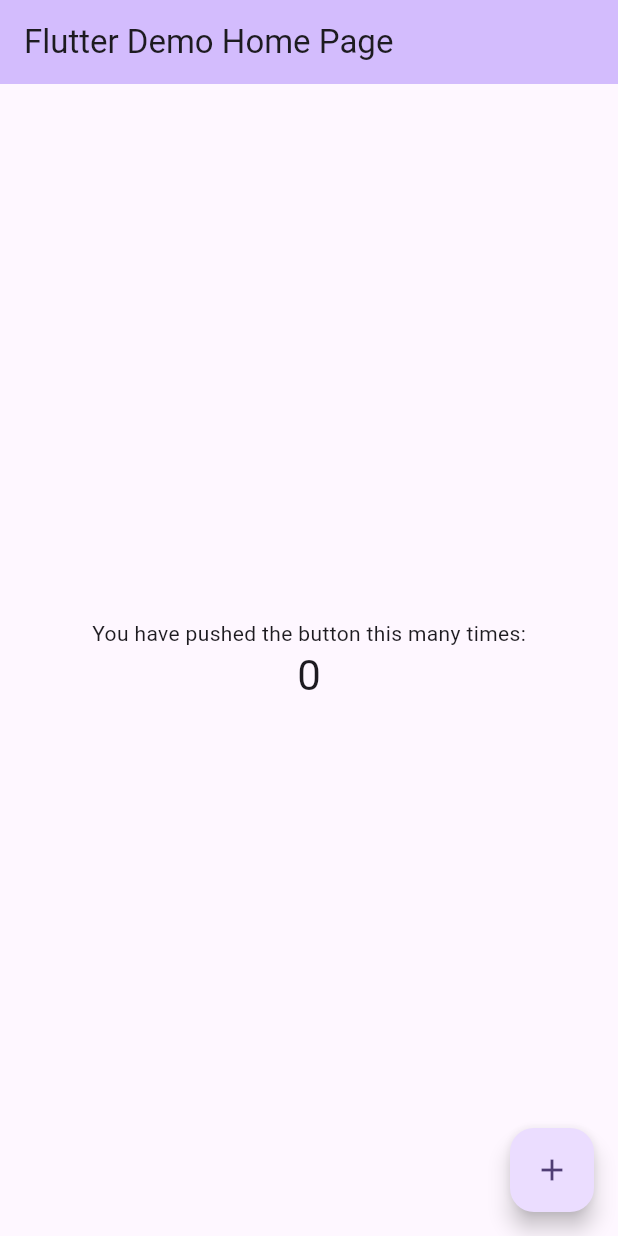
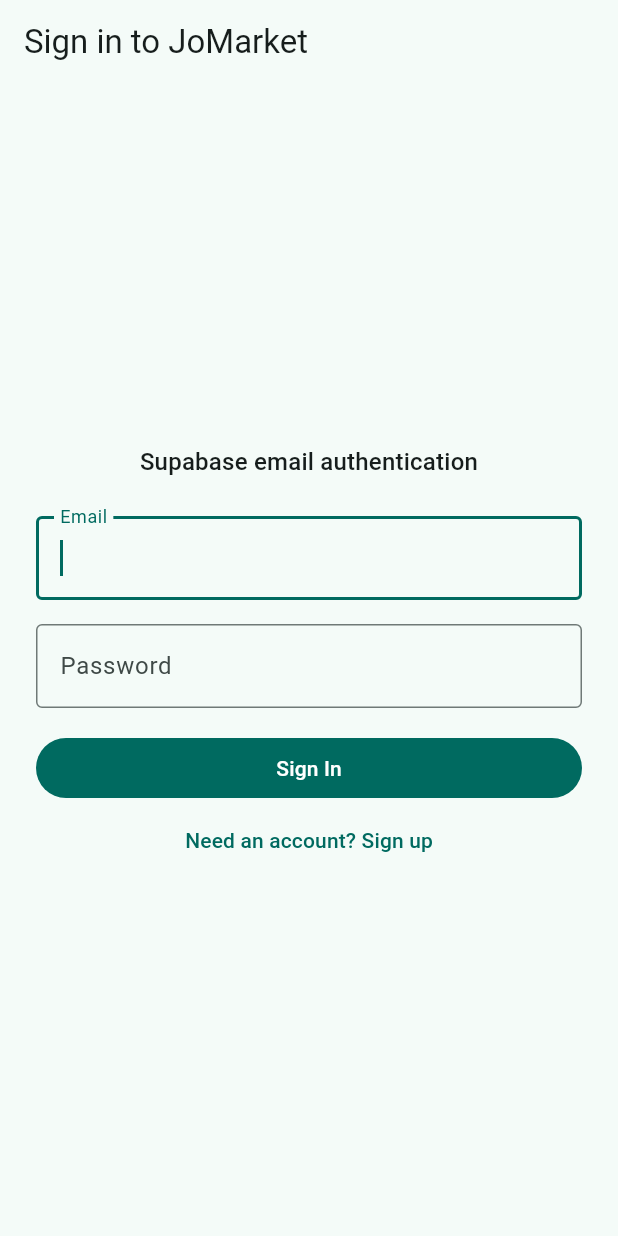
Before and after one commit to jayarous/JoMarket, a Flutter app: the screen it shows after launch, on a phone screen of 412 x 824 dp. Run offline on Flutter 3.47's test engine with Material 3 defaults, Android fonts, the phone set to English and light mode, and no system bars; our stand-ins replace flutter_dotenv, supabase_flutter; accounts and stored records are empty.

Commit message:
EmailSignInSignUp

```diff
--- a/lib/main.dart
+++ b/lib/main.dart
@@ -1,6 +1,8 @@
+import 'dart:async';
+
 import 'package:flutter/material.dart';
+import 'package:flutter_dotenv/flutter_dotenv.dart';
 import 'package:supabase_flutter/supabase_flutter.dart';
-import 'package:flutter_dotenv/flutter_dotenv.dart';
 
 // Default Supabase URL (kept in source because it's not secret). You may
 // replace this with an env var too if you need multiple environments.
@@ -21,9 +23,9 @@ const _supabaseKeyFromDefine = String.fromEnvironment(
 Future<void> main() async {
   WidgetsFlutterBinding.ensureInitialized();
 
-  // Load .env if present. This is optional — if you prefer not to use a
+  // Load .env if present. This is optional; if you prefer not to use a
   // local .env file, simply provide the key with --dart-define instead.
-  await dotenv.load();
+  await _loadLocalEnvIfPresent();
 
   final supabaseUrl = _supabaseUrlFromDefine.isNotEmpty
       ? _supabaseUrlFromDefine
@@ -56,119 +58,363 @@ Future<void> main() async {
   runApp(const MyApp());
 }
 
+Future<void> _loadLocalEnvIfPresent() async {
+  try {
+    await dotenv.load();
+  } on Exception catch (exception) {
+    if (!_looksLikeMissingEnv(exception)) {
+      rethrow;
+    }
+    debugPrint('No local .env file found; continuing without it.');
+  } on Error catch (error, stackTrace) {
+    if (!_looksLikeMissingEnv(error)) {
+      Error.throwWithStackTrace(error, stackTrace);
+    }
+    debugPrint('No local .env file found; continuing without it.');
+  }
+}
+
+bool _looksLikeMissingEnv(Object error) {
+  final message = error.toString();
+  return message.contains('FileNotFound') ||
+      message.contains('Could not load environment from') ||
+      message.contains('No such file or directory');
+}
+
 class MyApp extends StatelessWidget {
   const MyApp({super.key});
 
-  // This widget is the root of your application.
   @override
   Widget build(BuildContext context) {
     return MaterialApp(
-      title: 'Flutter Demo',
+      title: 'JoMarket',
       theme: ThemeData(
-        // This is the theme of your application.
-        //
-        // TRY THIS: Try running your application with "flutter run". You'll see
-        // the application has a purple toolbar. Then, without quitting the app,
-        // try changing the seedColor in the colorScheme below to Colors.green
-        // and then invoke "hot reload" (save your changes or press the "hot
-        // reload" button in a Flutter-supported IDE, or press "r" if you used
-        // the command line to start the app).
-        //
-        // Notice that the counter didn't reset back to zero; the application
-        // state is not lost during the reload. To reset the state, use hot
-        // restart instead.
-        //
-        // This works for code too, not just values: Most code changes can be
-        // tested with just a hot reload.
-        colorScheme: ColorScheme.fromSeed(seedColor: Colors.deepPurple),
+        colorScheme: ColorScheme.fromSeed(seedColor: Colors.teal),
+        useMaterial3: true,
       ),
-      home: const MyHomePage(title: 'Flutter Demo Home Page'),
+      home: const AuthGate(),
     );
   }
 }
 
-class MyHomePage extends StatefulWidget {
-  const MyHomePage({super.key, required this.title});
-
-  // This widget is the home page of your application. It is stateful, meaning
-  // that it has a State object (defined below) that contains fields that affect
-  // how it looks.
-
-  // This class is the configuration for the state. It holds the values (in this
-  // case the title) provided by the parent (in this case the App widget) and
-  // used by the build method of the State. Fields in a Widget subclass are
-  // always marked "final".
-
-  final String title;
+class AuthGate extends StatefulWidget {
+  const AuthGate({super.key});
 
   @override
-  State<MyHomePage> createState() => _MyHomePageState();
+  State<AuthGate> createState() => _AuthGateState();
 }
 
-class _MyHomePageState extends State<MyHomePage> {
-  int _counter = 0;
+class _AuthGateState extends State<AuthGate> {
+  Session? _session;
+  late final StreamSubscription<AuthState> _authSubscription;
 
-  void _incrementCounter() {
+  @override
+  void initState() {
+    super.initState();
+    final auth = Supabase.instance.client.auth;
+    _session = auth.currentSession;
+    _authSubscription = auth.onAuthStateChange.listen((data) {
+      setState(() {
+        _session = data.session;
+      });
+    });
+  }
+
+  @override
+  void dispose() {
+    _authSubscription.cancel();
+    super.dispose();
+  }
+
+  @override
+  Widget build(BuildContext context) {
+    if (_session != null) {
+      return AccountPage(session: _session!);
+    }
+    return const AuthForm();
+  }
+}
+
+enum _AuthMode { signIn, signUp }
+
+class AuthForm extends StatefulWidget {
+  const AuthForm({super.key});
+
+  @override
+  State<AuthForm> createState() => _AuthFormState();
+}
+
+class _AuthFormState extends State<AuthForm> {
+  final _formKey = GlobalKey<FormState>();
+  final _emailController = TextEditingController();
+  final _passwordController = TextEditingController();
+
+  _AuthMode _mode = _AuthMode.signIn;
+  bool _loading = false;
+  String? _errorMessage;
+
+  @override
+  void dispose() {
+    _emailController.dispose();
+    _passwordController.dispose();
+    super.dispose();
+  }
+
+  Future<void> _submit() async {
+    if (!_formKey.currentState!.validate()) {
+      return;
+    }
+
     setState(() {
-      // This call to setState tells the Flutter framework that something has
-      // changed in this State, which causes it to rerun the build method below
-      // so that the display can reflect the updated values. If we changed
-      // _counter without calling setState(), then the build method would not be
-      // called again, and so nothing would appear to happen.
-      _counter++;
+      _loading = true;
+      _errorMessage = null;
+    });
+
+    final auth = Supabase.instance.client.auth;
+    final email = _emailController.text.trim();
+    final password = _passwordController.text;
+
+    try {
+      if (_mode == _AuthMode.signIn) {
+        await auth.signInWithPassword(email: email, password: password);
+      } else {
+        final response = await auth.signUp(email: email, password: password);
+
+        if (!mounted) {
+          return;
+        }
+
+        if (response.user?.emailConfirmedAt == null) {
+          ScaffoldMessenger.of(context).showSnackBar(
+            const SnackBar(
+              content: Text('Check your email for the confirmation link.'),
+            ),
+          );
+        }
+      }
+    } on AuthException catch (error) {
+      if (!mounted) {
+        return;
+      }
+      setState(() {
+        _errorMessage = error.message;
+      });
+    } catch (_) {
+      if (!mounted) {
+        return;
+      }
+      setState(() {
+        _errorMessage = 'Unexpected error. Please try again.';
+      });
+    } finally {
+      if (!mounted) {
+        return;
+      }
+      setState(() {
+        _loading = false;
+      });
+    }
+  }
+
+  void _toggleMode() {
+    setState(() {
+      _mode = _mode == _AuthMode.signIn ? _AuthMode.signUp : _AuthMode.signIn;
+      _errorMessage = null;
     });
   }
 
   @override
   Widget build(BuildContext context) {
-    // This method is rerun every time setState is called, for instance as done
-    // by the _incrementCounter method above.
-    //
-    // The Flutter framework has been optimized to make rerunning build methods
-    // fast, so that you can just rebuild anything that needs updating rather
-    // than having to individually change instances of widgets.
+    final title = _mode == _AuthMode.signIn
+        ? 'Sign in to JoMarket'
+        : 'Create your JoMarket account';
+    final submitLabel = _mode == _AuthMode.signIn ? 'Sign In' : 'Sign Up';
+    final toggleLabel = _mode == _AuthMode.signIn
+        ? 'Need an account? Sign up'
+        : 'Already have an account? Sign in';
+
     return Scaffold(
-      appBar: AppBar(
-        // TRY THIS: Try changing the color here to a specific color (to
-        // Colors.amber, perhaps?) and trigger a hot reload to see the AppBar
-        // change color while the other colors stay the same.
-        backgroundColor: Theme.of(context).colorScheme.inversePrimary,
-        // Here we take the value from the MyHomePage object that was created by
-        // the App.build method, and use it to set our appbar title.
-        title: Text(widget.title),
-      ),
+      appBar: AppBar(title: Text(title)),
       body: Center(
-        // Center is a layout widget. It takes a single child and positions it
-        // in the middle of the parent.
-        child: Column(
-          // Column is also a layout widget. It takes a list of children and
-          // arranges them vertically. By default, it sizes itself to fit its
-          // children horizontally, and tries to be as tall as its parent.
-          //
-          // Column has various properties to control how it sizes itself and
-          // how it positions its children. Here we use mainAxisAlignment to
-          // center the children vertically; the main axis here is the vertical
-          // axis because Columns are vertical (the cross axis would be
-          // horizontal).
-          //
-          // TRY THIS: Invoke "debug painting" (choose the "Toggle Debug Paint"
-          // action in the IDE, or press "p" in the console), to see the
-          // wireframe for each widget.
-          mainAxisAlignment: MainAxisAlignment.center,
-          children: <Widget>[
-            const Text('You have pushed the button this many times:'),
-            Text(
-              '$_counter',
-              style: Theme.of(context).textTheme.headlineMedium,
+        child: SingleChildScrollView(
+          padding: const EdgeInsets.all(24),
+          child: ConstrainedBox(
+            constraints: const BoxConstraints(maxWidth: 420),
+            child: Form(
+              key: _formKey,
+              child: Column(
+                mainAxisSize: MainAxisSize.min,
+                crossAxisAlignment: CrossAxisAlignment.stretch,
+                children: [
+                  Text(
+                    'Supabase email authentication',
+                    style: Theme.of(context).textTheme.titleMedium,
+                    textAlign: TextAlign.center,
+                  ),
+                  const SizedBox(height: 24),
+                  TextFormField(
+                    controller: _emailController,
+                    keyboardType: TextInputType.emailAddress,
+                    autofocus: true,
+                    decoration: const InputDecoration(
+                      labelText: 'Email',
+                      border: OutlineInputBorder(),
+                    ),
+                    validator: (value) {
+                      if (value == null || value.trim().isEmpty) {
+                        return 'Enter your email';
+                      }
+                      if (!value.contains('@')) {
+                        return 'Enter a valid email';
+                      }
+                      return null;
+                    },
+                  ),
+                  const SizedBox(height: 16),
+                  TextFormField(
+                    controller: _passwordController,
+                    obscureText: true,
+                    decoration: const InputDecoration(
+                      labelText: 'Password',
+                      border: OutlineInputBorder(),
+                    ),
+                    validator: (value) {
+                      if (value == null || value.isEmpty) {
+                        return 'Enter your password';
+                      }
+                      if (value.length < 6) {
+                        return 'Password must be at least 6 characters';
+                      }
+                      return null;
+                    },
+                  ),
+                  const SizedBox(height: 16),
+                  if (_errorMessage != null) ...[
+                    Text(
+                      _errorMessage!,
+                      style: TextStyle(
+                        color: Theme.of(context).colorScheme.error,
+                      ),
+                      textAlign: TextAlign.center,
+                    ),
+                    const SizedBox(height: 16),
+                  ],
+                  FilledButton(
+                    onPressed: _loading ? null : _submit,
+                    child: _loading
+                        ? const SizedBox(
+                            width: 20,
+                            height: 20,
+                            child: CircularProgressIndicator(strokeWidth: 2),
+                          )
+                        : Text(submitLabel),
+                  ),
+                  TextButton(
+                    onPressed: _loading ? null : _toggleMode,
+                    child: Text(toggleLabel),
+                  ),
+                ],
+              ),
             ),
-          ],
+          ),
         ),
       ),
-      floatingActionButton: FloatingActionButton(
-        onPressed: _incrementCounter,
-        tooltip: 'Increment',
-        child: const Icon(Icons.add),
-      ), // This trailing comma makes auto-formatting nicer for build methods.
     );
   }
 }
+
+class AccountPage extends StatefulWidget {
+  const AccountPage({super.key, required this.session});
+
+  final Session session;
+
+  @override
+  State<AccountPage> createState() => _AccountPageState();
+}
+
+class _AccountPageState extends State<AccountPage> {
+  bool _signingOut = false;
+
+  Future<void> _signOut() async {
+    if (_signingOut) {
+      return;
+    }
+
+    setState(() {
+      _signingOut = true;
+    });
+
+    try {
+      await Supabase.instance.client.auth.signOut();
+    } on AuthException catch (error) {
+      if (!mounted) {
+        return;
+      }
+      ScaffoldMessenger.of(
+        context,
+      ).showSnackBar(SnackBar(content: Text(error.message)));
+    } catch (_) {
+      if (!mounted) {
+        return;
+      }
+      ScaffoldMessenger.of(context).showSnackBar(
+        const SnackBar(content: Text('Sign out failed. Please try again.')),
+      );
+    } finally {
+      if (!mounted) {
+        return;
+      }
+      setState(() {
+        _signingOut = false;
+      });
+    }
+  }
+
+  @override
+  Widget build(BuildContext context) {
+    final user = widget.session.user;
+
+    return Scaffold(
+      appBar: AppBar(
+        title: const Text('JoMarket'),
+        actions: [
+          IconButton(
+            icon: const Icon(Icons.logout),
+            tooltip: 'Sign out',
+            onPressed: _signingOut ? null : _signOut,
+          ),
+        ],
+      ),
+      body: Center(
+        child: Padding(
+          padding: const EdgeInsets.all(24),
+          child: Column(
+            mainAxisSize: MainAxisSize.min,
+            children: [
+              Icon(
+                Icons.verified_user,
+                size: 72,
+                color: Theme.of(context).colorScheme.primary,
+              ),
+              const SizedBox(height: 24),
+              Text(
+                'Signed in as',
+                style: Theme.of(context).textTheme.titleMedium,
+              ),
+              const SizedBox(height: 8),
+              Text(
+                user.email ?? 'Unknown user',
+                style: Theme.of(context).textTheme.titleLarge,
+                textAlign: TextAlign.center,
+              ),
+              if (_signingOut) ...[
+                const SizedBox(height: 24),
+                const CircularProgressIndicator(),
+              ],
+            ],
+          ),
+        ),
+      ),
+    );
+  }
+}
--- a/pubspec.yaml
+++ b/pubspec.yaml
@@ -62,9 +62,8 @@ flutter:
   uses-material-design: true
 
   # To add assets to your application, add an assets section, like this:
-  # assets:
-  #   - images/a_dot_burr.jpeg
-  #   - images/a_dot_ham.jpeg
+  assets:
+    - .env
 
   # An image asset can refer to one or more resolution-specific "variants", see
   # https://flutter.dev/to/resolution-aware-images
```
